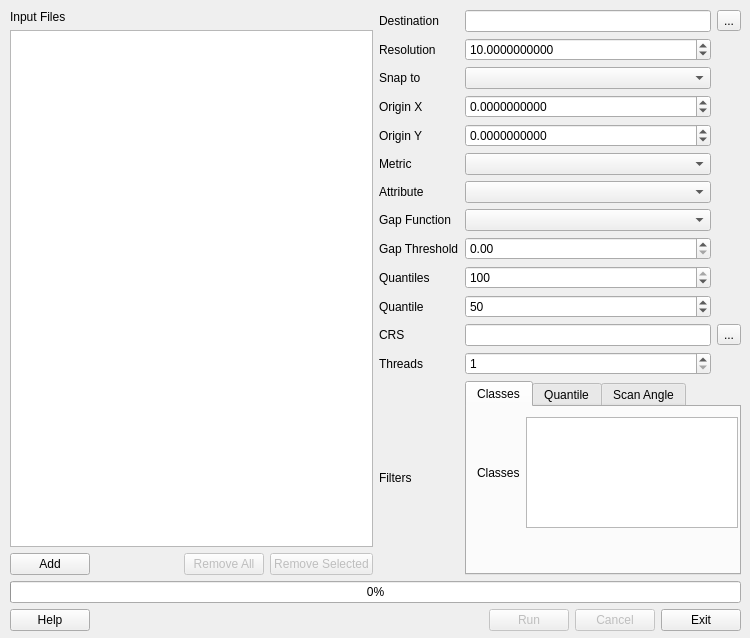
Old version of the form src/apps/pointstats.ui in the repository rskelly/treetops.
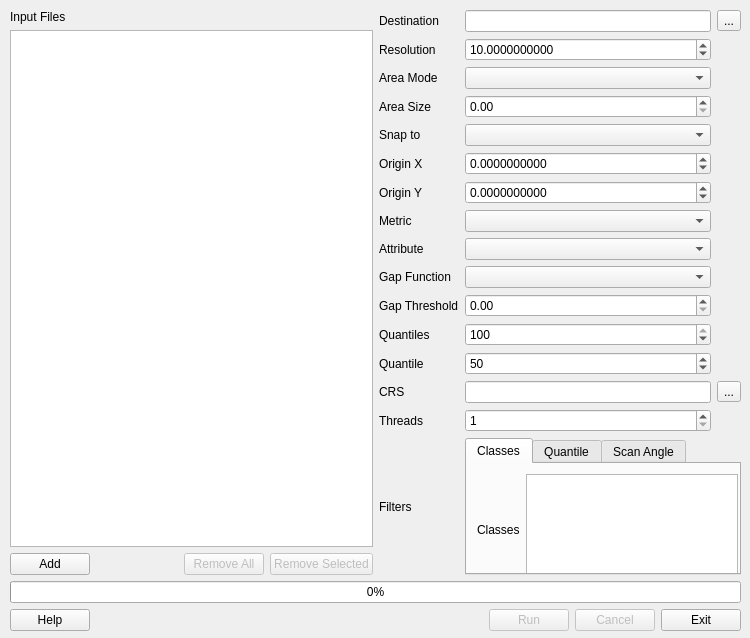
New version of the form.

Commit message: Added area modes to pointstats. Delete finalizedpointstream. Fixes.

```diff
--- a/src/apps/pointstats.ui
+++ b/src/apps/pointstats.ui
@@ -152,34 +152,17 @@
         </property>
        </widget>
       </item>
-      <item row="6" column="1">
-       <widget class="QComboBox" name="cboAttribute"/>
-      </item>
-      <item row="6" column="0">
-       <widget class="QLabel" name="lblAttribute">
+      <item row="1" column="0">
+       <widget class="QLabel" name="lblResolution">
         <property name="text">
-         <string>Attribute</string>
+         <string>Resolution</string>
         </property>
        </widget>
       </item>
-      <item row="0" column="1">
-       <widget class="QLineEdit" name="txtDestFile"/>
+      <item row="7" column="1">
+       <widget class="QComboBox" name="cboType"/>
       </item>
-      <item row="11" column="2">
-       <widget class="QToolButton" name="btnCRSConfig">
-        <property name="text">
-         <string>...</string>
-        </property>
-       </widget>
-      </item>
-      <item row="9" column="0">
-       <widget class="QLabel" name="lblQuantiles">
-        <property name="text">
-         <string>Quantiles</string>
-        </property>
-       </widget>
-      </item>
-      <item row="3" column="1">
+      <item row="5" column="1">
        <widget class="QDoubleSpinBox" name="spnOriginX">
         <property name="decimals">
          <number>10</number>
@@ -192,28 +175,51 @@
         </property>
        </widget>
       </item>
-      <item row="12" column="1">
-       <widget class="QSpinBox" name="spnThreads">
+      <item row="6" column="1">
+       <widget class="QDoubleSpinBox" name="spnOriginY">
+        <property name="decimals">
+         <number>10</number>
+        </property>
         <property name="minimum">
-         <number>1</number>
+         <double>-10000000000000.000000000000000</double>
+        </property>
+        <property name="maximum">
+         <double>10000000000000.000000000000000</double>
         </property>
        </widget>
       </item>
-      <item row="7" column="0">
+      <item row="9" column="0">
        <widget class="QLabel" name="lblGapFunction">
         <property name="text">
          <string>Gap Function</string>
         </property>
        </widget>
       </item>
-      <item row="1" column="0">
-       <widget class="QLabel" name="lblResolution">
+      <item row="12" column="0">
+       <widget class="QLabel" name="lblQuantile">
         <property name="text">
-         <string>Resolution</string>
+         <string>Quantile</string>
         </property>
        </widget>
       </item>
-      <item row="9" column="1">
+      <item row="13" column="2">
+       <widget class="QToolButton" name="btnCRSConfig">
+        <property name="text">
+         <string>...</string>
+        </property>
+       </widget>
+      </item>
+      <item row="11" column="0">
+       <widget class="QLabel" name="lblQuantiles">
+        <property name="text">
+         <string>Quantiles</string>
+        </property>
+       </widget>
+      </item>
+      <item row="8" column="1">
+       <widget class="QComboBox" name="cboAttribute"/>
+      </item>
+      <item row="11" column="1">
        <widget class="QSpinBox" name="spnQuantiles">
         <property name="maximum">
          <number>100</number>
@@ -223,6 +229,71 @@
         </property>
        </widget>
       </item>
+      <item row="12" column="1">
+       <widget class="QSpinBox" name="spnQuantile">
+        <property name="value">
+         <number>50</number>
+        </property>
+       </widget>
+      </item>
+      <item row="13" column="0">
+       <widget class="QLabel" name="lblSRID">
+        <property name="text">
+         <string>CRS</string>
+        </property>
+       </widget>
+      </item>
+      <item row="14" column="0">
+       <widget class="QLabel" name="label">
+        <property name="text">
+         <string>Threads</string>
+        </property>
+       </widget>
+      </item>
+      <item row="13" column="1">
+       <widget class="QLineEdit" name="txtCRSConfig">
+        <property name="mouseTracking">
+         <bool>false</bool>
+        </property>
+        <property name="focusPolicy">
+         <enum>Qt::NoFocus</enum>
+        </property>
+        <property name="acceptDrops">
+         <bool>false</bool>
+        </property>
+        <property name="toolTip">
+         <string>Click Select to configure CRS.</string>
+        </property>
+       </widget>
+      </item>
+      <item row="7" column="0">
+       <widget class="QLabel" name="lblType">
+        <property name="text">
+         <string>Metric</string>
+        </property>
+       </widget>
+      </item>
+      <item row="4" column="1">
+       <widget class="QComboBox" name="cboSnapMode">
+        <property name="currentText">
+         <string/>
+        </property>
+       </widget>
+      </item>
+      <item row="10" column="0">
+       <widget class="QLabel" name="lblGapThreshold">
+        <property name="text">
+         <string>Gap Threshold</string>
+        </property>
+       </widget>
+      </item>
+      <item row="8" column="0">
+       <widget class="QLabel" name="lblAttribute">
+        <property name="text">
+         <string>Attribute</string>
+        </property>
+       </widget>
+      </item>
       <item row="0" column="2">
        <widget class="QToolButton" name="btnDestFile">
         <property name="text">
@@ -230,28 +301,20 @@
         </property>
        </widget>
       </item>
-      <item row="10" column="0">
-       <widget class="QLabel" name="lblQuantile">
-        <property name="text">
-         <string>Quantile</string>
-        </property>
-       </widget>
+      <item row="9" column="1">
+       <widget class="QComboBox" name="cboGapFunction"/>
       </item>
-      <item row="2" column="0">
+      <item row="4" column="0">
        <widget class="QLabel" name="label_6">
         <property name="text">
          <string>Snap to</string>
         </property>
        </widget>
       </item>
-      <item row="5" column="0">
-       <widget class="QLabel" name="lblType">
-        <property name="text">
-         <string>Metric</string>
-        </property>
-       </widget>
+      <item row="0" column="1">
+       <widget class="QLineEdit" name="txtDestFile"/>
       </item>
-      <item row="13" column="1" colspan="2">
+      <item row="15" column="1" colspan="2">
        <widget class="QTabWidget" name="tabFilters">
         <property name="currentIndex">
          <number>0</number>
@@ -418,75 +481,43 @@
         </widget>
        </widget>
       </item>
-      <item row="11" column="1">
-       <widget class="QLineEdit" name="txtCRSConfig">
-        <property name="mouseTracking">
-         <bool>false</bool>
-        </property>
-        <property name="focusPolicy">
-         <enum>Qt::NoFocus</enum>
-        </property>
-        <property name="acceptDrops">
-         <bool>false</bool>
-        </property>
-        <property name="toolTip">
-         <string>Click Select to configure CRS.</string>
-        </property>
-       </widget>
-      </item>
-      <item row="12" column="0">
-       <widget class="QLabel" name="label">
-        <property name="text">
-         <string>Threads</string>
-        </property>
-       </widget>
-      </item>
-      <item row="11" column="0">
-       <widget class="QLabel" name="lblSRID">
-        <property name="text">
-         <string>CRS</string>
-        </property>
-       </widget>
-      </item>
-      <item row="10" column="1">
-       <widget class="QSpinBox" name="spnQuantile">
-        <property name="value">
-         <number>50</number>
-        </property>
-       </widget>
-      </item>
-      <item row="4" column="1">
-       <widget class="QDoubleSpinBox" name="spnOriginY">
-        <property name="decimals">
-         <number>10</number>
-        </property>
-        <property name="minimum">
-         <double>-10000000000000.000000000000000</double>
-        </property>
-        <property name="maximum">
-         <double>10000000000000.000000000000000</double>
-        </property>
-       </widget>
-      </item>
-      <item row="13" column="0">
+      <item row="15" column="0">
        <widget class="QLabel" name="label_7">
         <property name="text">
          <string>Filters</string>
         </property>
        </widget>
       </item>
-      <item row="4" column="0">
+      <item row="6" column="0">
        <widget class="QLabel" name="lblOriginY">
         <property name="text">
          <string>Origin Y</string>
         </property>
        </widget>
       </item>
-      <item row="5" column="1">
-       <widget class="QComboBox" name="cboType"/>
+      <item row="14" column="1">
+       <widget class="QSpinBox" name="spnThreads">
+        <property name="minimum">
+         <number>1</number>
+        </property>
+       </widget>
       </item>
-      <item row="7" column="1">
-       <widget class="QComboBox" name="cboGapFunction"/>
+      <item row="2" column="1">
+       <widget class="QComboBox" name="cboAreaMode"/>
+      </item>
+      <item row="2" column="0">
+       <widget class="QLabel" name="label_2">
+        <property name="text">
+         <string>Area Mode</string>
+        </property>
+       </widget>
+      </item>
+      <item row="10" column="1">
+       <widget class="QDoubleSpinBox" name="spnGapThreshold">
+        <property name="maximum">
+         <double>999.990000000000009</double>
+        </property>
+       </widget>
       </item>
       <item row="1" column="1">
        <widget class="QDoubleSpinBox" name="spnResolution">
@@ -507,33 +538,22 @@
         </property>
        </widget>
       </item>
-      <item row="3" column="0">
+      <item row="5" column="0">
        <widget class="QLabel" name="lblOriginX">
         <property name="text">
          <string>Origin X</string>
         </property>
        </widget>
       </item>
-      <item row="8" column="1">
-       <widget class="QDoubleSpinBox" name="spnGapThreshold">
-        <property name="maximum">
-         <double>999.990000000000009</double>
-        </property>
-       </widget>
-      </item>
-      <item row="8" column="0">
-       <widget class="QLabel" name="lblGapThreshold">
+      <item row="3" column="0">
+       <widget class="QLabel" name="lblAreaSize">
         <property name="text">
-         <string>Gap Threshold</string>
+         <string>Area Size</string>
         </property>
        </widget>
       </item>
-      <item row="2" column="1">
-       <widget class="QComboBox" name="cboSnapMode">
-        <property name="currentText">
-         <string/>
-        </property>
-       </widget>
+      <item row="3" column="1">
+       <widget class="QDoubleSpinBox" name="spnAreaSize"/>
       </item>
      </layout>
     </item>
```
The commit also changes 7 other files.
